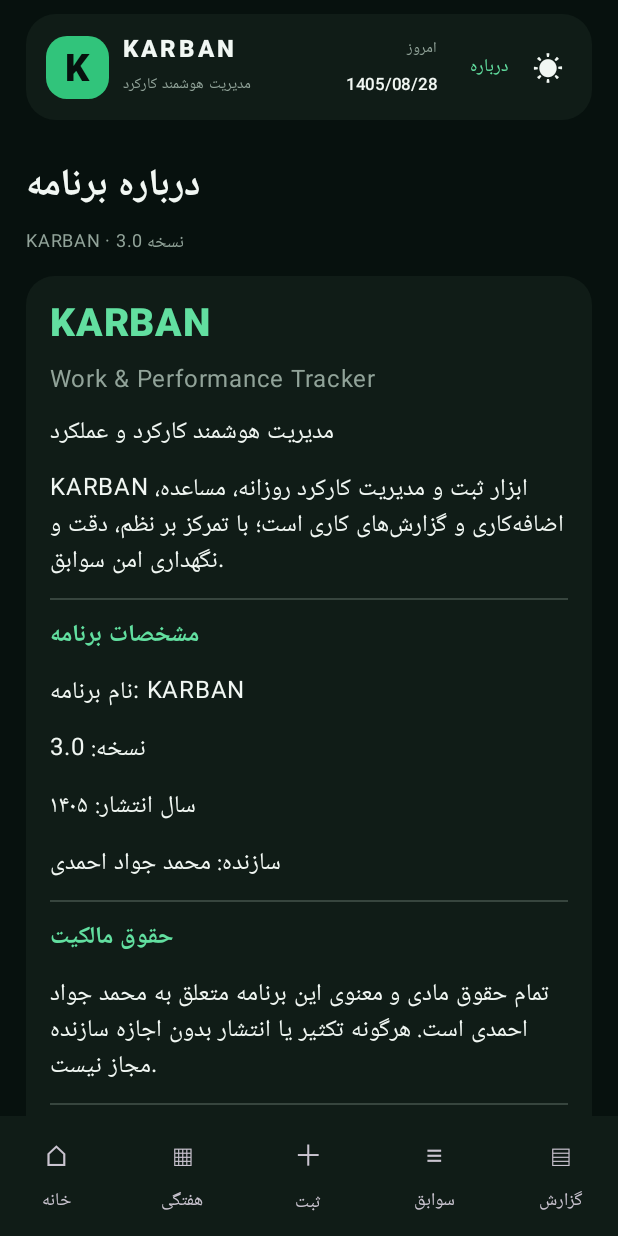
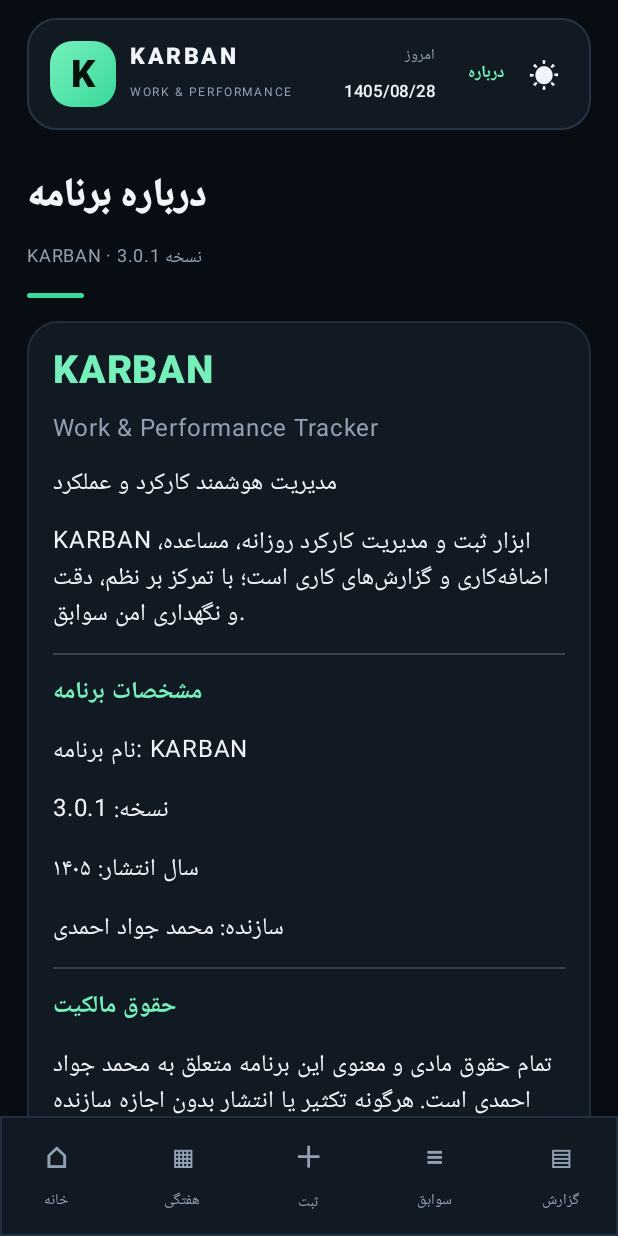
Before and after one commit to sointrn-ops/Karkard-Android, an Android app built with Jetpack Compose: the screen it shows after launch (MainActivity), after a tap on "درباره", on a phone screen of 412 x 824 dp. Run offline under Robolectric (Android 15) with nearby library versions, the phone set to English and light mode, and no system bars.

Commit message:
Redesign KARBAN UI with premium dark visual system

```diff
--- a/app/src/main/java/ir/example/karkard/MainActivity.kt
+++ b/app/src/main/java/ir/example/karkard/MainActivity.kt
@@ -11,6 +11,7 @@ import androidx.activity.compose.setContent
 import androidx.activity.compose.rememberLauncherForActivityResult
 import androidx.activity.result.contract.ActivityResultContracts
 import androidx.compose.foundation.background
+import androidx.compose.foundation.border
 import androidx.compose.foundation.clickable
 import androidx.compose.foundation.layout.*
 import androidx.compose.foundation.rememberScrollState
@@ -43,13 +44,14 @@ import javax.crypto.spec.GCMParameterSpec
 import android.security.keystore.KeyGenParameterSpec
 import android.security.keystore.KeyProperties
 
-private val Accent = Color(0xFF31C47B)
-private val AccentBright = Color(0xFF62DFA0)
-private val AppBg = Color(0xFF07110E)
-private val CardBg = Color(0xFF101C17)
-private val CardAlt = Color(0xFF17251E)
-private val Muted = Color(0xFF91A399)
-private val MainText = Color(0xFFF1F7F3)
+private val Accent = Color(0xFF39D99A)
+private val AccentBright = Color(0xFF75F0BB)
+private val AppBg = Color(0xFF080D13)
+private val CardBg = Color(0xFF111923)
+private val CardAlt = Color(0xFF1A2632)
+private val Muted = Color(0xFF91A1B2)
+private val MainText = Color(0xFFF1F5F9)
+private val Outline = Color(0xFF263545)
 
 data class WorkItem(val title: String, val value: Double, val amount: Double = 0.0)
 data class WorkRecord(val id: String, val date: String, val advances: List<WorkItem>, val overtimes: List<WorkItem>, val report: String)
@@ -250,11 +252,11 @@ private fun KarbanApp(
         }
     }
 
-    val background = if (isLight) Color(0xFFF1F5F2) else AppBg
+    val background = if (isLight) Color(0xFFF3F6F8) else AppBg
     val surface = if (isLight) Color.White else CardBg
-    val alternate = if (isLight) Color(0xFFEAF1EC) else CardAlt
-    val foreground = if (isLight) Color(0xFF14231A) else MainText
-    val secondary = if (isLight) Color(0xFF65766B) else Muted
+    val alternate = if (isLight) Color(0xFFEAF0F3) else CardAlt
+    val foreground = if (isLight) Color(0xFF17232D) else MainText
+    val secondary = if (isLight) Color(0xFF687887) else Muted
 
     fun total(items: List<WorkItem>) = items.sumOf { it.value }
     fun persist(next: List<WorkRecord>) {
@@ -281,38 +283,44 @@ private fun KarbanApp(
         Scaffold(
             containerColor = background,
             bottomBar = {
-                NavigationBar(containerColor = surface) {
+                NavigationBar(
+                    containerColor = surface,
+                    tonalElevation = 0.dp,
+                    modifier = Modifier.border(1.dp, if (isLight) Color(0xFFE2E8EC) else Outline.copy(alpha = 0.8f))
+                ) {
                     listOf("home" to "خانه", "week" to "هفتگی", "add" to "ثبت", "records" to "سوابق", "reports" to "گزارش").forEach { (key, label) ->
                         NavigationBarItem(
                             selected = page == key,
                             onClick = { if (key == "add") beginNew() else page = key },
-                            icon = { Text(when (key) { "home" -> "⌂"; "week" -> "▦"; "add" -> "＋"; "records" -> "≡"; else -> "▤" }, fontSize = 19.sp) },
-                            label = { Text(label) }
+                            icon = { Text(when (key) { "home" -> "⌂"; "week" -> "▦"; "add" -> "＋"; "records" -> "≡"; else -> "▤" }, fontSize = if (page == key) 21.sp else 19.sp, fontWeight = FontWeight.Bold) },
+                            label = { Text(label, fontSize = 10.sp, fontWeight = if (page == key) FontWeight.Bold else FontWeight.Medium) },
+                            colors = NavigationBarItemDefaults.colors(selectedIconColor = AccentBright, selectedTextColor = AccentBright, indicatorColor = Accent.copy(alpha = 0.15f), unselectedIconColor = secondary, unselectedTextColor = secondary)
                         )
                     }
                 }
             }
         ) { padding ->
-            Column(Modifier.fillMaxSize().padding(padding).padding(horizontal = 17.dp)) {
+            Column(Modifier.fillMaxSize().background(background).padding(padding).padding(horizontal = 18.dp)) {
                 Row(
                     Modifier.fillMaxWidth()
-                        .padding(top = 9.dp, bottom = 13.dp)
+                        .padding(top = 12.dp, bottom = 15.dp)
+                        .border(1.dp, if (isLight) Color(0xFFE3E9ED) else Outline, RoundedCornerShape(20.dp))
                         .background(surface, RoundedCornerShape(20.dp))
-                        .padding(horizontal = 13.dp, vertical = 11.dp),
+                        .padding(horizontal = 15.dp, vertical = 13.dp),
                     horizontalArrangement = Arrangement.SpaceBetween,
                     verticalAlignment = Alignment.CenterVertically
                 ) {
                     Row(verticalAlignment = Alignment.CenterVertically) {
                         Box(
-                            Modifier.size(42.dp).background(Accent, RoundedCornerShape(14.dp)),
+                            Modifier.size(44.dp).background(androidx.compose.ui.graphics.Brush.linearGradient(listOf(AccentBright, Accent)), RoundedCornerShape(15.dp)),
                             contentAlignment = Alignment.Center
                         ) {
-                            Text("K", color = AppBg, fontSize = 25.sp, fontWeight = FontWeight.Black)
+                            Text("K", color = Color(0xFF07110E), fontSize = 25.sp, fontWeight = FontWeight.Black)
                         }
                         Spacer(Modifier.width(9.dp))
                         Column {
-                            Text("KARBAN", color = foreground, fontWeight = FontWeight.Black, letterSpacing = 2.sp)
-                            Text("مدیریت هوشمند کارکرد", color = secondary, fontSize = 10.sp)
+                            Text("KARBAN", color = foreground, fontWeight = FontWeight.Black, letterSpacing = 2.4.sp, fontSize = 15.sp)
+                            Text("WORK & PERFORMANCE", color = secondary, fontSize = 8.sp, letterSpacing = 1.1.sp)
                         }
                     }
                     Row(verticalAlignment = Alignment.CenterVertically, horizontalArrangement = Arrangement.spacedBy(5.dp)) {
@@ -321,7 +329,7 @@ private fun KarbanApp(
                             Text(persianDate(LocalDate.now().toString()), color = foreground, fontSize = 11.sp, fontWeight = FontWeight.SemiBold)
                         }
                         Spacer(Modifier.width(5.dp))
-                        Text("درباره", color = AccentBright, fontSize = 12.sp, modifier = Modifier.clickable { page = "about" }.padding(horizontal = 5.dp, vertical = 8.dp))
+                        Text("درباره", color = AccentBright, fontSize = 11.sp, fontWeight = FontWeight.SemiBold, modifier = Modifier.clickable { page = "about" }.padding(horizontal = 5.dp, vertical = 8.dp))
                         Text(
                             if (isLight) "☾" else "☀",
                             color = foreground,
@@ -779,7 +787,7 @@ private fun KarbanApp(
                     }
                     "about" -> {
                         val context = LocalContext.current
-                        Heading("درباره برنامه", "KARBAN · نسخه 3.0", foreground, secondary)
+                        Heading("درباره برنامه", "KARBAN · نسخه 3.0.1", foreground, secondary)
                         Panel(surface, Modifier.weight(1f).verticalScroll(rememberScrollState())) {
                             Text("KARBAN", color = AccentBright, fontSize = 26.sp, fontWeight = FontWeight.Black)
                             Text("Work & Performance Tracker", color = secondary)
@@ -788,7 +796,7 @@ private fun KarbanApp(
                             Divider(color = secondary.copy(alpha = 0.3f))
                             Text("مشخصات برنامه", color = AccentBright, fontWeight = FontWeight.Bold)
                             Text("نام برنامه: KARBAN", color = foreground)
-                            Text("نسخه: 3.0", color = foreground)
+                            Text("نسخه: 3.0.1", color = foreground)
                             Text("سال انتشار: ۱۴۰۵", color = foreground)
                             Text("سازنده: محمد جواد احمدی", color = foreground)
                             Divider(color = secondary.copy(alpha = 0.3f))
@@ -982,26 +990,27 @@ internal fun persianDate(iso: String): String = runCatching {
 
 @Composable
 private fun Heading(title: String, subtitle: String, color: Color, muted: Color) {
-    Column(Modifier.padding(vertical = 10.dp)) {
-        Text(title, color = color, fontSize = 25.sp, fontWeight = FontWeight.Bold)
-        if (subtitle.isNotBlank()) Text(subtitle, color = muted, fontSize = 12.sp, modifier = Modifier.padding(top = 4.dp))
+    Column(Modifier.padding(top = 7.dp, bottom = 15.dp)) {
+        Text(title, color = color, fontSize = 26.sp, fontWeight = FontWeight.Black, letterSpacing = (-0.4).sp)
+        if (subtitle.isNotBlank()) Text(subtitle, color = muted, fontSize = 12.sp, modifier = Modifier.padding(top = 5.dp))
+        Box(Modifier.padding(top = 11.dp).width(38.dp).height(3.dp).background(Accent, RoundedCornerShape(8.dp)))
     }
 }
 @Composable
 private fun Panel(color: Color, modifier: Modifier = Modifier, content: @Composable ColumnScope.() -> Unit) {
-    Column(modifier.fillMaxWidth().padding(bottom = 10.dp).background(color, RoundedCornerShape(19.dp)).padding(16.dp), verticalArrangement = Arrangement.spacedBy(10.dp), content = content)
+    Column(modifier.fillMaxWidth().padding(bottom = 11.dp).border(1.dp, Outline.copy(alpha = 0.72f), RoundedCornerShape(21.dp)).background(color, RoundedCornerShape(21.dp)).padding(17.dp), verticalArrangement = Arrangement.spacedBy(11.dp), content = content)
 }
 @Composable
 private fun Metric(label: String, value: String, surface: Color, muted: Color, modifier: Modifier = Modifier) {
-    Column(modifier.padding(bottom = 9.dp).background(surface, RoundedCornerShape(17.dp)).padding(15.dp)) {
-        Text(label, color = muted, fontSize = 12.sp)
-        Text(value, color = AccentBright, fontSize = 25.sp, fontWeight = FontWeight.Bold)
+    Column(modifier.padding(bottom = 9.dp).border(1.dp, Outline.copy(alpha = 0.7f), RoundedCornerShape(18.dp)).background(surface, RoundedCornerShape(18.dp)).padding(16.dp), verticalArrangement = Arrangement.spacedBy(7.dp)) {
+        Text(label, color = muted, fontSize = 11.sp, fontWeight = FontWeight.Medium)
+        Text(value, color = AccentBright, fontSize = 25.sp, fontWeight = FontWeight.Black)
     }
 }
 @Composable
 private fun PrimaryButton(label: String, action: () -> Unit) {
-    Button(onClick = action, modifier = Modifier.fillMaxWidth(), colors = ButtonDefaults.buttonColors(containerColor = Accent, contentColor = AppBg), shape = RoundedCornerShape(12.dp)) {
-        Text(label, fontWeight = FontWeight.Bold)
+    Button(onClick = action, modifier = Modifier.fillMaxWidth().height(54.dp), colors = ButtonDefaults.buttonColors(containerColor = Accent, contentColor = Color(0xFF06130D)), shape = RoundedCornerShape(16.dp), elevation = ButtonDefaults.buttonElevation(defaultElevation = 0.dp, pressedElevation = 2.dp)) {
+        Text(label, fontWeight = FontWeight.ExtraBold, fontSize = 14.sp)
     }
 }
 @Composable
@@ -1039,14 +1048,25 @@ private fun OvertimeEditor(items: List<WorkItem>, background: Color, onChange: (
 @Composable
 private fun RecordCard(record: WorkRecord, surface: Color, foreground: Color, muted: Color, actions: Boolean, onEdit: () -> Unit, onDelete: () -> Unit) {
     Panel(surface) {
-        Text(persianDate(record.date), color = AccentBright, fontWeight = FontWeight.Bold)
-        Text("مجموع مساعده: ${record.advances.sumOf { it.value }.toLong()}", color = muted, fontSize = 12.sp)
-        Text("مجموع اضافه‌کاری: ${record.overtimes.sumOf { it.value }} ساعت", color = muted, fontSize = 12.sp)
-        Text("مبلغ اضافه‌کاری: ${record.overtimes.sumOf { it.amount }.toLong()}", color = muted, fontSize = 12.sp)
-        if (record.report.isNotBlank()) Text("گزارش: ${record.report}", color = foreground, fontSize = 12.sp)
+        Row(Modifier.fillMaxWidth(), horizontalArrangement = Arrangement.SpaceBetween, verticalAlignment = Alignment.CenterVertically) {
+            Text("کارکرد روزانه", color = muted, fontSize = 10.sp, fontWeight = FontWeight.SemiBold)
+            Text(persianDate(record.date), color = AccentBright, fontWeight = FontWeight.Bold, fontSize = 13.sp)
+        }
+        Row(Modifier.fillMaxWidth(), horizontalArrangement = Arrangement.spacedBy(8.dp)) {
+            Column(Modifier.weight(1f).background(CardAlt.copy(alpha = 0.72f), RoundedCornerShape(13.dp)).padding(11.dp)) {
+                Text("مساعده", color = muted, fontSize = 10.sp)
+                Text(record.advances.sumOf { it.value }.toLong().toString(), color = foreground, fontSize = 15.sp, fontWeight = FontWeight.Bold)
+            }
+            Column(Modifier.weight(1f).background(CardAlt.copy(alpha = 0.72f), RoundedCornerShape(13.dp)).padding(11.dp)) {
+                Text("اضافه‌کاری", color = muted, fontSize = 10.sp)
+                Text("${record.overtimes.sumOf { it.value }} ساعت", color = AccentBright, fontSize = 15.sp, fontWeight = FontWeight.Bold)
+            }
+        }
+        Text("مبلغ اضافه‌کاری: ${record.overtimes.sumOf { it.amount }.toLong()} تومان", color = muted, fontSize = 11.sp)
+        if (record.report.isNotBlank()) Text(record.report, color = foreground, fontSize = 12.sp)
         if (actions) Row {
-            TextButton(onClick = onEdit) { Text("ویرایش") }
-            TextButton(onClick = onDelete) { Text("حذف", color = Color(0xFFED6262)) }
+            TextButton(onClick = onEdit) { Text("ویرایش", fontWeight = FontWeight.Bold) }
+            TextButton(onClick = onDelete) { Text("حذف", color = Color(0xFFFF7373), fontWeight = FontWeight.Bold) }
         }
     }
 }
```
